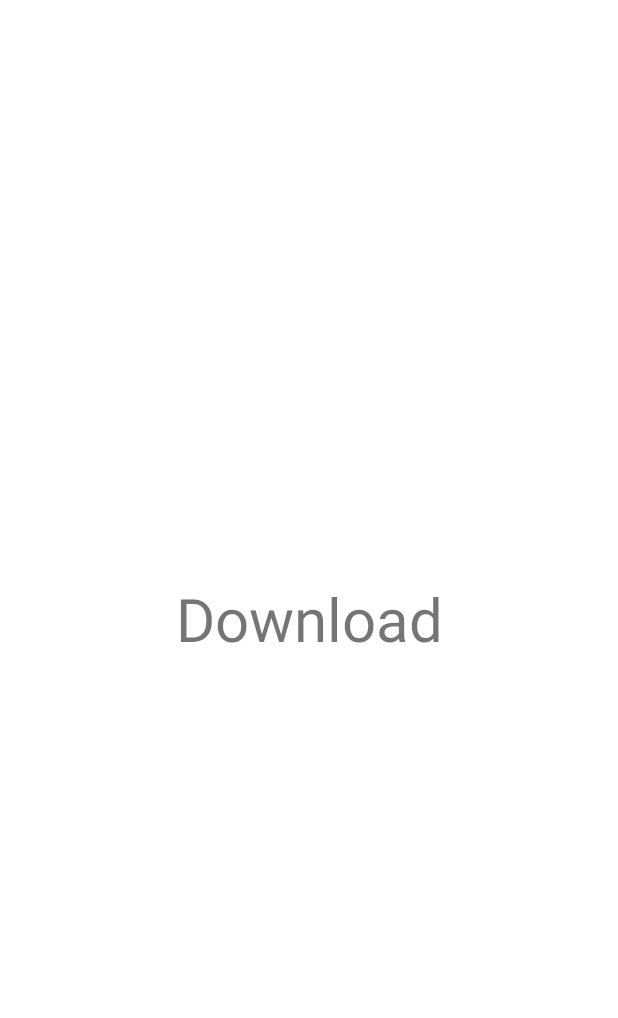
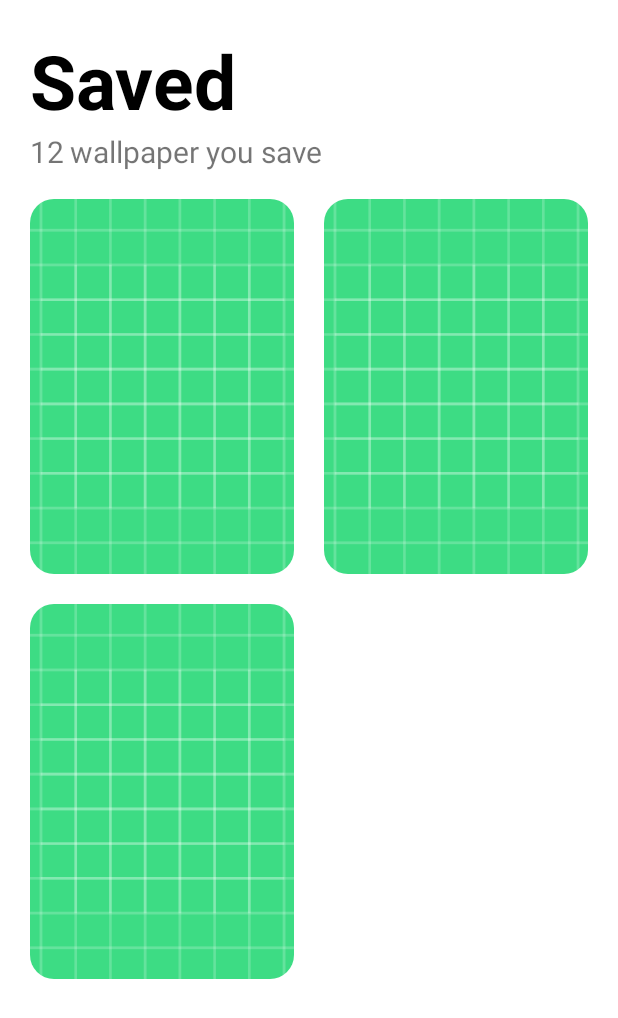
Before and after one commit to KimoTerru/Walls, an Android app: the layout fragment_download.xml on its own in the app's theme, with its tools: preview values and no code run, on a phone screen of 412 x 824 dp. Shown: the top 1018 px of the screen. Run offline under Robolectric (Android 15) with nearby library versions, the light colour scheme and no system bars.

Commit message:
Изменения: Готовый макет download + карточка для него

```diff
--- /dev/null
+++ b/app/src/main/res/layout/card_image_saved.xml
@@ -0,0 +1,26 @@
+<?xml version="1.0" encoding="utf-8"?>
+<androidx.cardview.widget.CardView xmlns:android="http://schemas.android.com/apk/res/android"
+    xmlns:app="http://schemas.android.com/apk/res-auto"
+    xmlns:tools="http://schemas.android.com/tools"
+    android:layout_width="match_parent"
+    android:layout_height="wrap_content"
+    android:layout_margin="10dp"
+    app:cardCornerRadius="16dp"
+    app:cardElevation="0dp">
+
+    <androidx.constraintlayout.widget.ConstraintLayout
+        android:layout_width="match_parent"
+        android:layout_height="wrap_content">
+
+        <ImageView
+            android:id="@+id/card_saved_wallpaper"
+            android:layout_width="match_parent"
+            android:layout_height="250dp"
+            android:adjustViewBounds="true"
+            android:scaleType="centerCrop"
+            android:src="@drawable/pre_view"
+            tools:ignore="MissingConstraints" />
+
+    </androidx.constraintlayout.widget.ConstraintLayout>
+
+</androidx.cardview.widget.CardView>
--- a/app/src/main/res/layout/fragment_download.xml
+++ b/app/src/main/res/layout/fragment_download.xml
@@ -2,17 +2,53 @@
 <androidx.constraintlayout.widget.ConstraintLayout xmlns:android="http://schemas.android.com/apk/res/android"
     xmlns:app="http://schemas.android.com/apk/res-auto"
     android:layout_width="match_parent"
-    android:layout_height="match_parent"
-    >
+    xmlns:tools="http://schemas.android.com/tools"
+    android:layout_height="match_parent">
+
+    <TextView
+        android:id="@+id/saved"
+        android:layout_width="wrap_content"
+        android:layout_height="wrap_content"
+        android:layout_marginStart="20dp"
+        android:layout_marginTop="20dp"
+        android:text="Saved"
+        android:textColor="@color/black"
+        android:textSize="50sp"
+        android:textStyle="bold"
+        app:layout_constraintStart_toStartOf="parent"
+        app:layout_constraintTop_toTopOf="parent" />
+
+    <TextView
+        android:id="@+id/size_save_wallpaper"
+        android:layout_width="wrap_content"
+        android:layout_height="wrap_content"
+        android:text="12"
+        android:textSize="20sp"
+        app:layout_constraintStart_toStartOf="@id/saved"
+        app:layout_constraintTop_toBottomOf="@+id/saved" />
 
     <TextView
         android:layout_width="wrap_content"
         android:layout_height="wrap_content"
-        android:text="@string/download"
-        android:textSize="40sp"
-        app:layout_constraintBottom_toBottomOf="parent"
+        android:layout_marginStart="4dp"
+        android:text="wallpaper you save"
+        android:textSize="20sp"
+        app:layout_constraintBottom_toBottomOf="@id/size_save_wallpaper"
+        app:layout_constraintLeft_toRightOf="@id/size_save_wallpaper"
+        app:layout_constraintTop_toTopOf="@id/size_save_wallpaper" />
+
+    <androidx.recyclerview.widget.RecyclerView
+        android:id="@+id/recycler_saved_wallpaper"
+        android:layout_width="match_parent"
+        android:layout_height="wrap_content"
+        android:layout_marginHorizontal="10dp"
+        android:layout_marginTop="8dp"
+        android:orientation="vertical"
+        app:layoutManager="androidx.recyclerview.widget.GridLayoutManager"
         app:layout_constraintEnd_toEndOf="parent"
         app:layout_constraintStart_toStartOf="parent"
-        app:layout_constraintTop_toTopOf="parent" />
+        app:layout_constraintTop_toBottomOf="@id/size_save_wallpaper"
+        app:spanCount="2"
+        tools:listitem="@layout/card_image_saved" />
 
 </androidx.constraintlayout.widget.ConstraintLayout>
```
